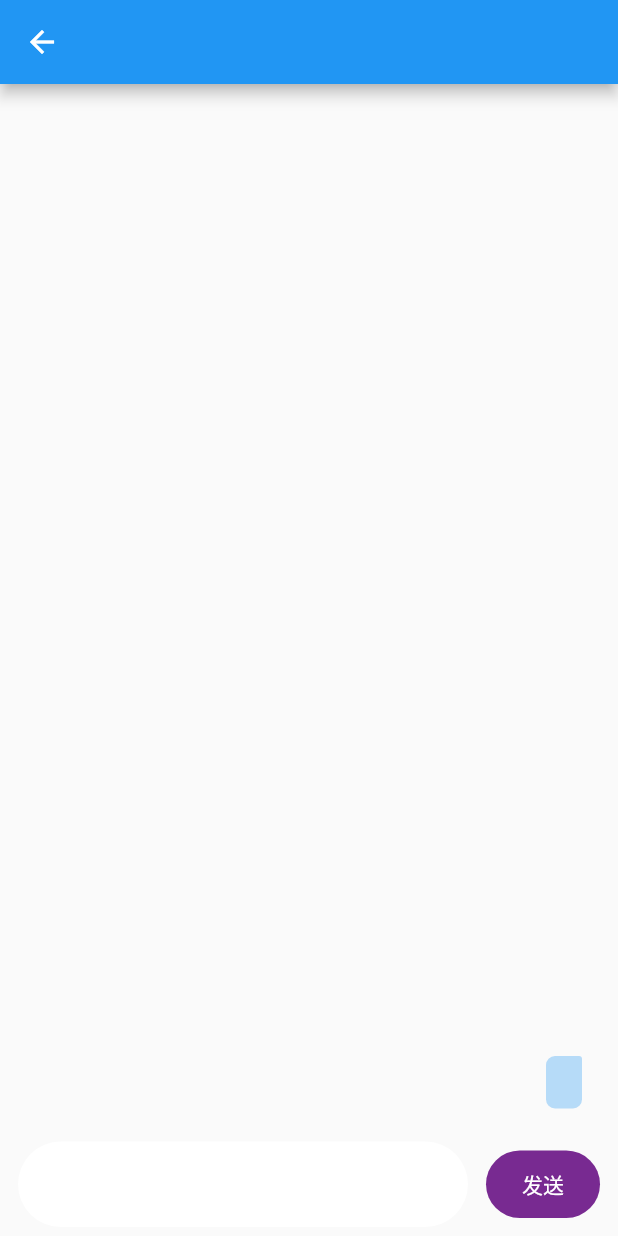
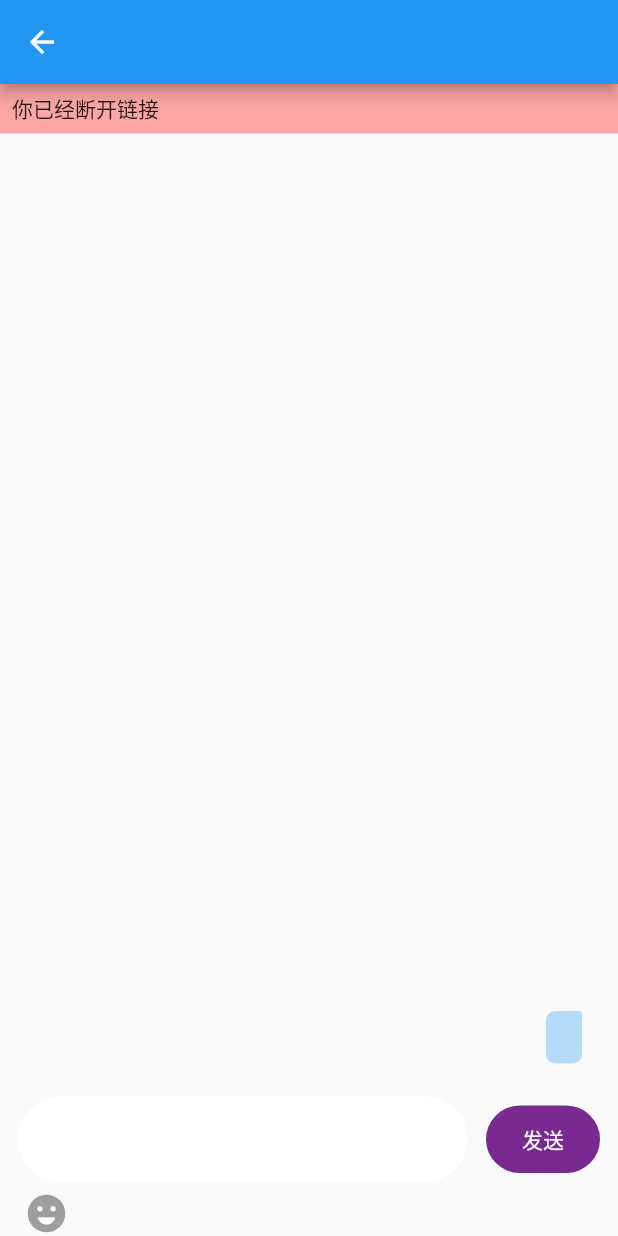
Before and after one commit to vertx-china/shall_v_talk_flutter, a Flutter app: the MessagePage screen opened by its route, after a tap on "发送", on a phone screen of 412 x 824 dp. Run offline on Flutter 3.47's test engine with Material 2 defaults, Android fonts, the light colour scheme and no system bars; our stand-ins replace connectivity_plus, date_format, fluro, flutter_svg, photo_view; missing offline and left inert: emojis; statements that could not run were skipped.

Commit message:
重连逻辑、emoji选择器

```diff
--- a/lib/module/message/message_page.dart
+++ b/lib/module/message/message_page.dart
@@ -1,8 +1,10 @@
 import 'package:flutter/material.dart';
 import 'package:provider/provider.dart';
 import 'package:shall_v_talk_flutter/model/message.dart';
+import 'package:shall_v_talk_flutter/module/message/emoji_page_view.dart';
 import 'package:shall_v_talk_flutter/module/message/message_item.dart';
 import 'package:shall_v_talk_flutter/module/message/message_provider.dart';
+import 'package:shall_v_talk_flutter/utils/pair.dart';
 import 'package:shall_v_talk_flutter/vtalk/vtalk_provider.dart';
 
 class MessagePage extends StatelessWidget {
@@ -16,6 +18,31 @@ class MessagePage extends StatelessWidget {
         appBar: AppBar(),
         body: Column(
           children: [
+            Selector<MessageProvider, bool>(
+                selector: (_, provider) => provider.connected,
+                shouldRebuild: (pre, curr) => pre != curr,
+                builder: (context, connecting, child) {
+                  return Visibility(
+                    visible: !connecting,
+                    child: GestureDetector(
+                      onTap: () {
+                        context.read<VTalkProvider>().reconnect();
+                      },
+                      child: Container(
+                        color: Colors.redAccent.withAlpha(128),
+                        constraints: const BoxConstraints(
+                          minWidth: double.infinity,
+                          maxWidth: double.infinity,
+                        ),
+                        padding: const EdgeInsets.symmetric(
+                          vertical: 6,
+                          horizontal: 8,
+                        ),
+                        child: const Text('你已经断开链接'),
+                      ),
+                    ),
+                  );
+                }),
             Expanded(
               child: Selector<MessageProvider, List<Message>>(
                 selector: (_, provider) => provider.messages,
@@ -107,7 +134,9 @@ class _InputBar extends StatelessWidget {
   @override
   Widget build(BuildContext context) {
     var provider = context.read<MessageProvider>();
-    return Padding(
+    return Column(
+      children: [
+        Padding(
           padding: const EdgeInsets.symmetric(
             horizontal: 12,
             vertical: 6,
@@ -161,6 +190,65 @@ class _InputBar extends StatelessWidget {
               ),
             ],
           ),
+        ),
+        const _EmojiPanel(),
+      ],
     );
   }
 }
+
+class _EmojiPanel extends StatelessWidget {
+  const _EmojiPanel({Key? key}) : super(key: key);
+
+  @override
+  Widget build(BuildContext context) {
+    var provider = context.read<MessageProvider>();
+    return Selector<MessageProvider, Pair<int ,List<IconData>>>(
+      selector: (_, provider) => Pair(provider.displayPanelIndex , provider.extendPanel),
+      shouldRebuild: (pre, curr) => pre != curr,
+      builder: (context, pair, child) {
+        int displayIndex = pair.first;
+        List<IconData> icons = pair.second;
+        return Column(
+          children: [
+            SizedBox(
+              height: 30,
+              child: ListView.builder(
+                padding: const EdgeInsets.only(
+                  left: 16,
+                  right: 16,
+                  bottom: 16,
+                ),
+                scrollDirection: Axis.horizontal,
+                itemCount: icons.length,
+                itemBuilder: (context, index) {
+                  return GestureDetector(
+                    onTap: (){
+                      provider.changePanelVisibleState(index);
+                    },
+                    child: Icon(
+                      icons[index],
+                      color: Colors.grey,
+                      size: 30,
+                    ),
+                  );
+                },
+              ),
+            ),
+            Visibility(
+              visible: displayIndex >= 0 && displayIndex < icons.length,
+              child: IndexedStack(
+                index: displayIndex,
+                children: [
+                  EmojiPageView(
+                    onTap: provider.appendEmoji,
+                  ),
+                ],
+              ),
+            ),
+          ],
+        );
+      },
+    );
+  }
+}
--- a/lib/module/message/message_provider.dart
+++ b/lib/module/message/message_provider.dart
@@ -10,6 +10,12 @@ class MessageProvider extends BaseChangeNotifier {
   final ScrollController scrollController = ScrollController();
   final List<Message> messages = [];
   final BuildContext context;
+  bool connected = false;
+
+  final List<IconData> extendPanel = [
+    Icons.emoji_emotions_rounded,
+  ];
+  int displayPanelIndex = -1;
 
   MessageProvider(this.context) {
     _initCallback();
--- /dev/null
+++ b/lib/utils/pair.dart
@@ -0,0 +1,20 @@
+
+
+class Pair<A, B>{
+  final A first;
+  final B second;
+  Pair(this.first, this.second);
+
+  @override
+  bool operator ==(Object other) {
+    if(other is! Pair<A, B>){
+      return false;
+    }
+    Pair<A, B> otherPair = other;
+    return first == otherPair.first && second != otherPair.second;
+  }
+
+  @override
+  int get hashCode => Object.hash(first, second);
+
+}
--- a/lib/vtalk/vtalk_provider.dart
+++ b/lib/vtalk/vtalk_provider.dart
@@ -7,8 +7,14 @@ class VTalkProvider extends BaseChangeNotifier{
   String nickname = '';
 
   Future<void> connect(String host , String port, String nickname) async {
+
     await VTalkSocketClient.client.connect(host , int.parse(port));
     this.nickname = nickname;
+    VTalkSocketClient.client.login(nickname);
+  }
+
+  Future<void> reconnect() async {
+    VTalkSocketClient.client.reconnect();
     VTalkSocketClient.client.login(nickname);
   }
 
--- a/lib/vtalk/vtalk_socket_client.dart
+++ b/lib/vtalk/vtalk_socket_client.dart
@@ -1,7 +1,9 @@
+import 'dart:async';
 import 'dart:convert';
 import 'dart:io';
 import 'dart:typed_data';
 
+import 'package:connectivity_plus/connectivity_plus.dart';
 import 'package:flutter/cupertino.dart';
 import 'package:shall_v_talk_flutter/model/message.dart';
 import 'package:date_format/date_format.dart';
@@ -11,26 +13,85 @@ class VTalkSocketClient {
 
   Socket? _socket;
   String? _socketId;
-  bool connecting = false;
+  String nickname = '';
+  String? host;
+  int? port;
+
+  Timer? timer;
+  int commandTime = 15;
+  bool connected = false;
+
+  void _updateConnectState(bool connected){
+    this.connected = connected;
+    print('connected==$connected');
+    _notifyConnectStateChange(connected);
+  }
 
   String? get socketId => _socketId;
 
   final List<ValueChanged<List<String>>> _nicknamesChangeCallback = [];
   final List<ValueChanged<Message>> _messageReceiveCallback = [];
+  final List<ValueChanged<bool>> _connectStateChangeCallback = [];
 
   VTalkSocketClient._internal();
 
+  bool isConnecting = false;
   Future<void> connect(String host, int port) async {
+    if(isConnecting){
+      return;
+    }
+    isConnecting = true;
+    this.host = host;
+    this.port = port;
     _socket = await Socket.connect(
       host,
       port,
       timeout: const Duration(milliseconds: 3000),
     );
-    connecting = true;
-    _socket!.listen(
-      _onMessageReceive,
-      onDone: _onConnectDone,
+    _updateConnectState(true);
+    _socket!.listen(_onMessageReceive, onDone: _onConnectDone);
+    isConnecting = false;
+  }
+
+  void reconnect() {
+    int count = 0;
+    const period = Duration(seconds: 1);
+    Timer.periodic(
+      period,
+      (timer) {
+        _socketId = null;
+        _socket = null;
+        count++;
+        if (count >= 3) {
+          connect(host!, port!);
+
+          timer.cancel();
+          count = 0;
+        }
+      },
     );
+  }
+
+  void _heartBeat() {
+    var duration = const Duration(seconds: 1);
+    timer = Timer.periodic(duration, (Timer timer) async {
+      var result = await Connectivity().checkConnectivity();
+      if (result != ConnectivityResult.mobile &&
+          result != ConnectivityResult.wifi) {
+
+        _updateConnectState(false);
+        timer.cancel();
+      } else {
+        _updateConnectState(true);
+      }
+
+      if (commandTime < 1) {
+        commandTime = 15;
+        _write('');
+      } else {
+        commandTime--;
+      }
+    });
   }
 
   void dispose() {
@@ -44,6 +105,10 @@ class VTalkSocketClient {
 
   void addMessageReceiveCallback(ValueChanged<Message> callback) {
     _messageReceiveCallback.add(callback);
+  }
+  void addConnectStateChangeCallback(ValueChanged<bool> callback) {
+    _connectStateChangeCallback.add(callback);
+    callback.call(connected);
   }
 
   void _write(String data) {
@@ -90,6 +155,7 @@ class VTalkSocketClient {
         Map<String, dynamic> map = jsonDecode(element);
         if (map['id'] != null && map.length == 1) {
           _socketId = map['id'];
+          //_heartBeat();
         } else if (map['nicknames'] != null && map.length == 1) {
           List<String> nicknames =
               (map['nicknames'] as List).map((e) => e.toString()).toList();
@@ -103,7 +169,9 @@ class VTalkSocketClient {
   }
 
   void _onConnectDone() {
-    connecting = false;
+    print('_onConnectDone');
+    _updateConnectState(false);
+    reconnect();
   }
 
   void _notifyNicknamesChange(List<String> nicknames) {
@@ -117,8 +185,14 @@ class VTalkSocketClient {
       element.call(message);
     }
   }
+  void _notifyConnectStateChange(bool connectState) {
+    for (var element in _connectStateChangeCallback) {
+      element.call(connectState);
+    }
+  }
 
   void login(String nickname) {
+    this.nickname = nickname;
     Map<String, String> data = {
       'nickname': nickname,
     };
--- a/pubspec.yaml
+++ b/pubspec.yaml
@@ -43,6 +43,8 @@ dependencies:
   photo_view: ^0.13.0
   date_format: ^2.0.5
   fluro: ^2.0.3
+  connectivity_plus: ^2.2.1
+  emojis: ^0.9.9
 
 
 dev_dependencies:
```
Also changed, not shown: lib/module/login/login_provider.dart (+5 -2 lines), lib/module/message/emoji_page_view.dart (added, +47 -0 lines), pubspec.lock (added). Lines whose indentation alone changed are shown as unchanged.
